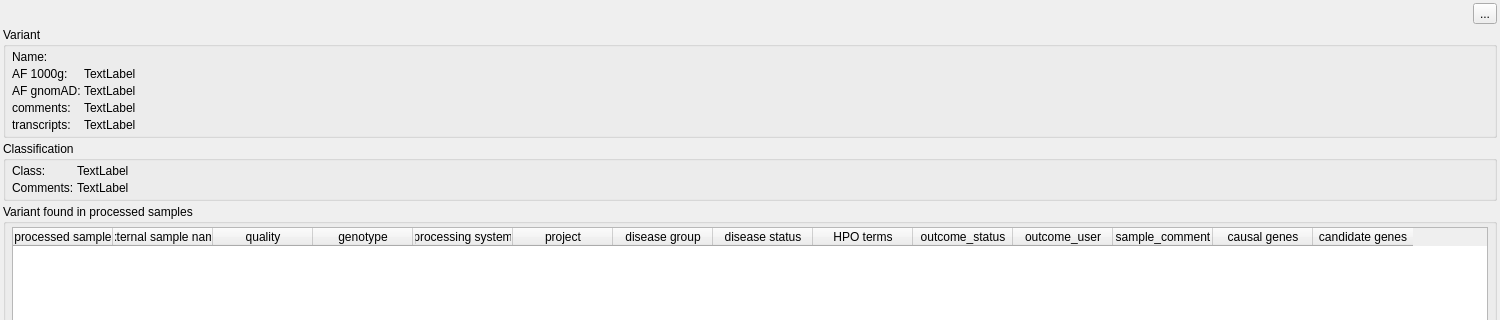
Qt form src/GSvar/VariantWidget.ui (imgag/ngs-bits) before a commit; both pictures show x 0 to 1500 and y 0 to 320 of the 1500 by 700 pixel window.
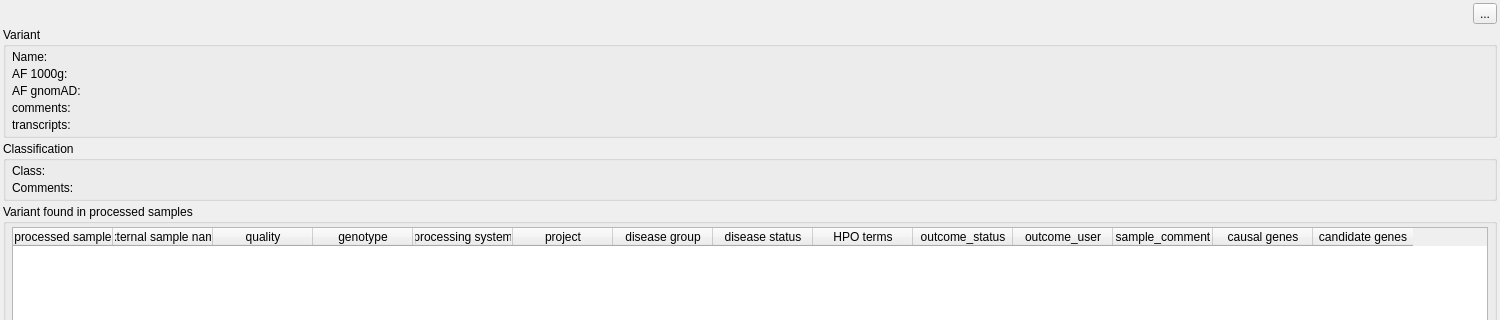
The same form after that commit. Icons and pictures are not drawn.

Commit message: GSvar: variant tab now has delayed initialization.

Patch:
```diff
--- a/src/GSvar/VariantWidget.ui
+++ b/src/GSvar/VariantWidget.ui
@@ -118,7 +118,7 @@
       <item row="1" column="1">
        <widget class="QLabel" name="af_tg">
         <property name="text">
-         <string>TextLabel</string>
+         <string/>
         </property>
         <property name="textInteractionFlags">
          <set>Qt::LinksAccessibleByMouse|Qt::TextSelectableByMouse</set>
@@ -138,7 +138,7 @@
       <item row="3" column="1">
        <widget class="QLabel" name="af_gnomad">
         <property name="text">
-         <string>TextLabel</string>
+         <string/>
         </property>
         <property name="textInteractionFlags">
          <set>Qt::LinksAccessibleByMouse|Qt::TextSelectableByMouse</set>
@@ -158,7 +158,7 @@
       <item row="4" column="1">
        <widget class="QLabel" name="comments">
         <property name="text">
-         <string>TextLabel</string>
+         <string/>
         </property>
         <property name="wordWrap">
          <bool>true</bool>
@@ -181,7 +181,7 @@
       <item row="5" column="1">
        <widget class="QLabel" name="transcripts">
         <property name="text">
-         <string>TextLabel</string>
+         <string/>
         </property>
         <property name="wordWrap">
          <bool>true</bool>
@@ -273,7 +273,7 @@
       <item row="0" column="1">
        <widget class="QLabel" name="classification">
         <property name="text">
-         <string>TextLabel</string>
+         <string/>
         </property>
         <property name="textInteractionFlags">
          <set>Qt::LinksAccessibleByMouse|Qt::TextSelectableByMouse</set>
@@ -283,7 +283,7 @@
       <item row="1" column="1">
        <widget class="QLabel" name="classification_comment">
         <property name="text">
-         <string>TextLabel</string>
+         <string/>
         </property>
         <property name="wordWrap">
          <bool>true</bool>
```
The commit also changes 10 other files.
